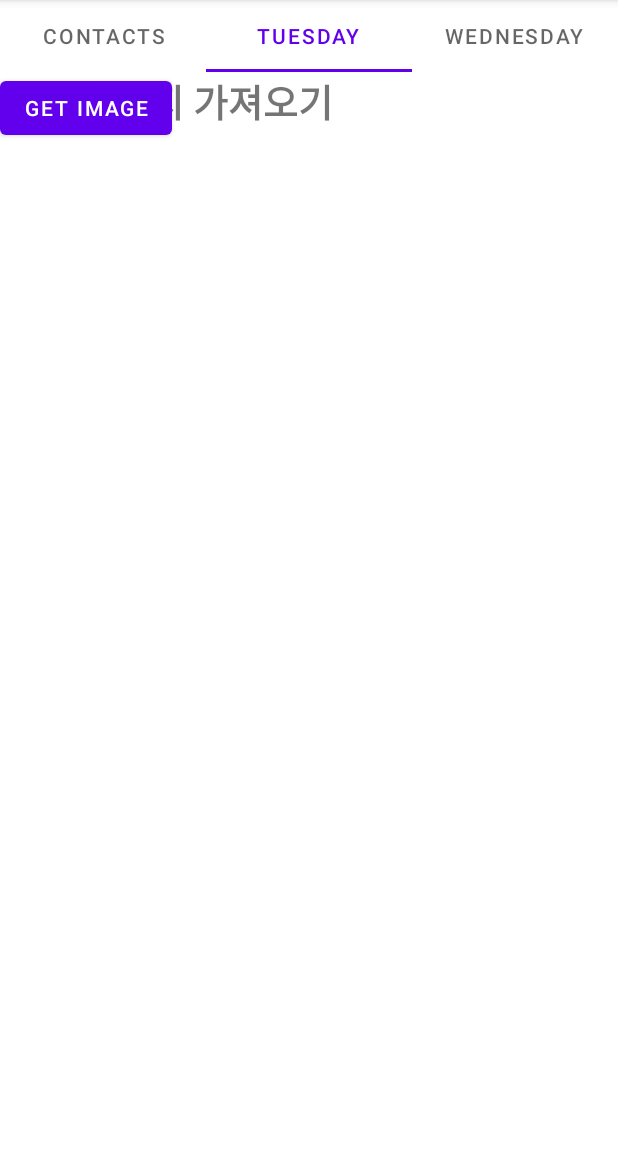
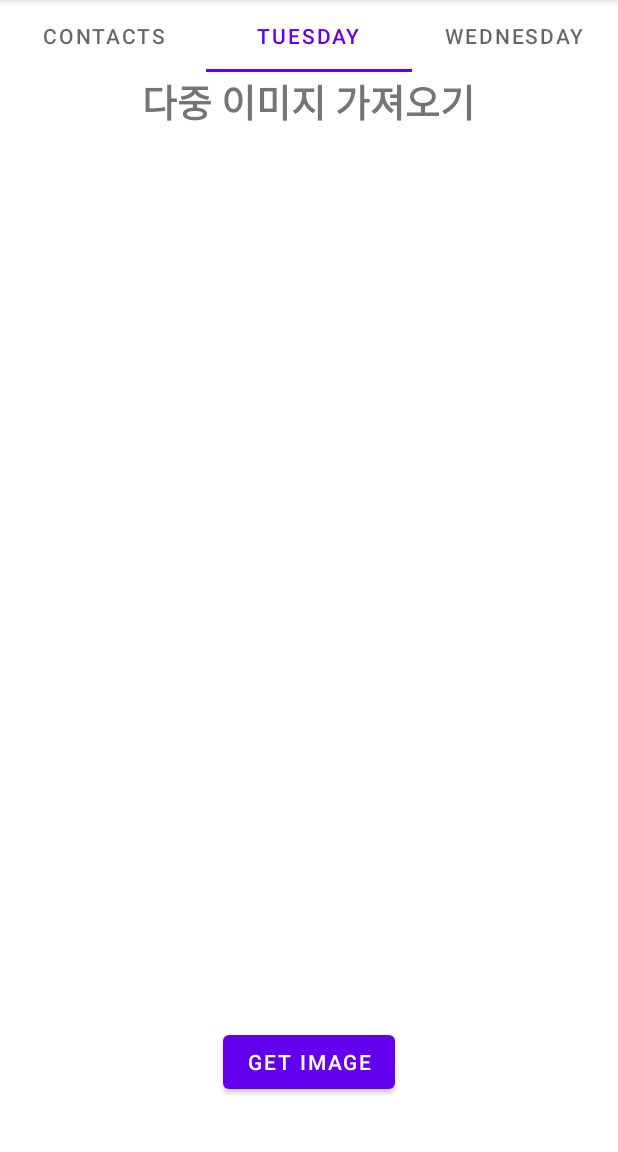
Before and after one commit to heading-2021/heading, an Android app: the screen it shows after launch (MainActivity), tab 2 chosen, on a phone screen of 412 x 824 dp, the part 84-1236 px from its top. Run offline under Robolectric (Android 15) with nearby library versions, the phone set to English and light mode, and no system bars.

Commit message:
feat:final ver1

```diff
--- a/app/src/main/res/layout/fragment_tab2.xml
+++ b/app/src/main/res/layout/fragment_tab2.xml
@@ -1,12 +1,10 @@
 <?xml version="1.0" encoding="utf-8"?>
-<FrameLayout xmlns:android="http://schemas.android.com/apk/res/android"
+<androidx.constraintlayout.widget.ConstraintLayout xmlns:android="http://schemas.android.com/apk/res/android"
+    xmlns:app="http://schemas.android.com/apk/res-auto"
     xmlns:tools="http://schemas.android.com/tools"
     android:layout_width="match_parent"
     android:layout_height="match_parent"
-    xmlns:app="http://schemas.android.com/apk/res-auto"
     tools:context=".Tab2">
-
-    <!-- TODO: Update blank fragment layout -->
 
     <TextView
         android:id="@+id/textView4"
@@ -43,4 +41,4 @@
         app:layout_constraintEnd_toEndOf="parent"
         app:layout_constraintStart_toStartOf="parent" />
 
-</FrameLayout>
+</androidx.constraintlayout.widget.ConstraintLayout>
```
